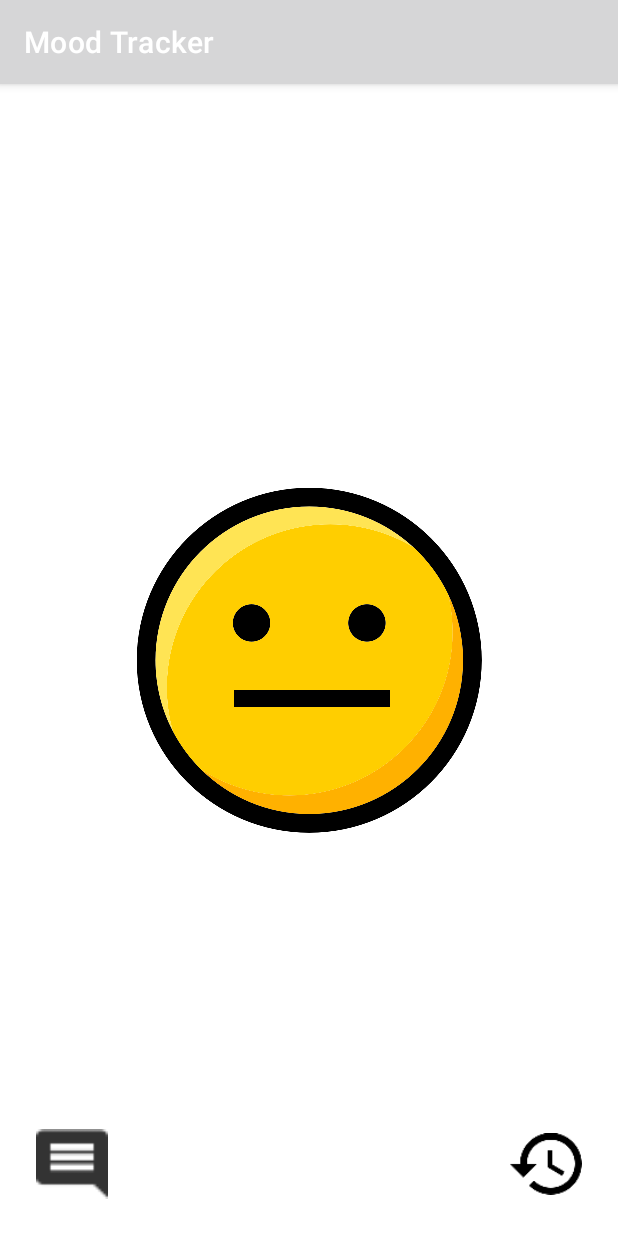
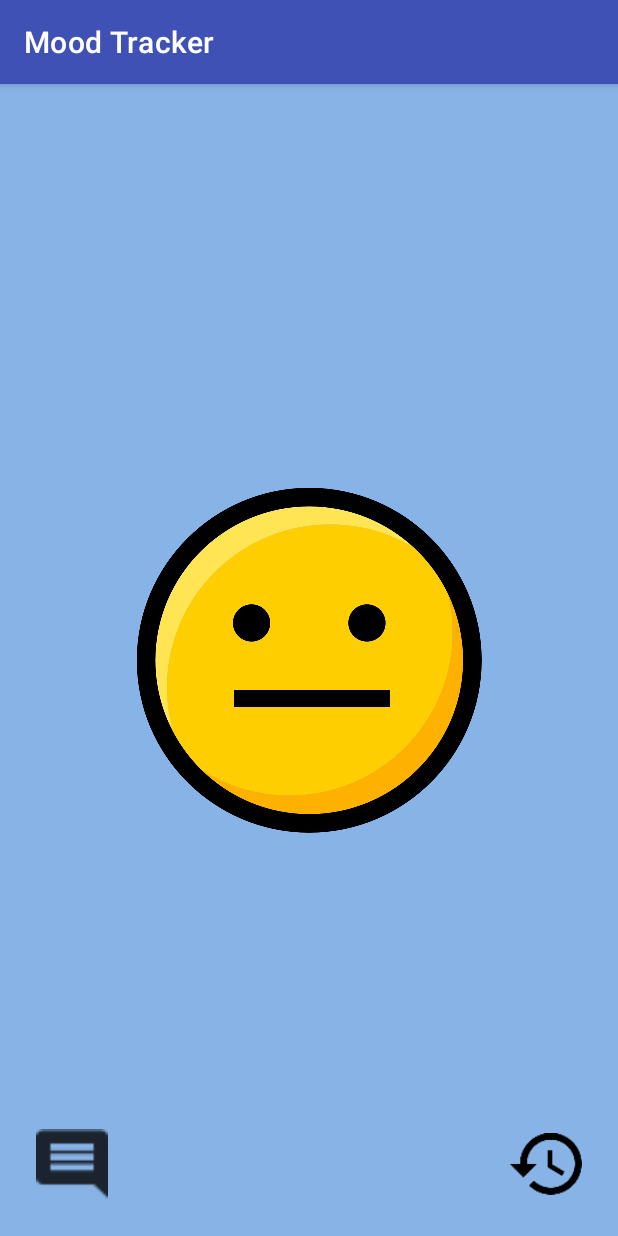
Before and after one commit to Bintina/MoodTracker, an Android app: the screen it shows after launch (MainActivity), on a phone screen of 412 x 824 dp. Run offline under Robolectric (Android 15) with nearby library versions, the phone set to English and light mode, and no system bars.

Commit message:
Scroll Moods and sharedPref added
GestureDetector implemented, the app now scrolls through the moods as described in the Project description. Shared Preferences have also been intialised.

```diff
--- a/app/build.gradle
+++ b/app/build.gradle
@@ -40,4 +40,5 @@ dependencies {
     testImplementation 'junit:junit:4.13.2'
     androidTestImplementation 'androidx.test.ext:junit:1.1.4'
     androidTestImplementation 'androidx.test.espresso:espresso-core:3.5.0'
+    implementation'com.google.code.gson:gson:2.9.1'
 }
--- a/app/src/main/java/com/example/moodtracker/HistoryActivity.kt
+++ b/app/src/main/java/com/example/moodtracker/HistoryActivity.kt
@@ -2,10 +2,14 @@ package com.example.moodtracker
 
 import androidx.appcompat.app.AppCompatActivity
 import android.os.Bundle
+import android.view.GestureDetector
 
 class HistoryActivity : AppCompatActivity() {
+
     override fun onCreate(savedInstanceState: Bundle?) {
         super.onCreate(savedInstanceState)
         setContentView(R.layout.activity_history)
+
     }
+
 }
--- a/app/src/main/java/com/example/moodtracker/MainActivity.kt
+++ b/app/src/main/java/com/example/moodtracker/MainActivity.kt
@@ -1,11 +1,166 @@
 package com.example.moodtracker
 
+import android.content.Intent
+import android.os.Bundle
+import android.view.GestureDetector
+import android.view.MotionEvent
+import android.view.View
+import android.widget.ImageView
+import android.widget.Toast
 import androidx.appcompat.app.AppCompatActivity
-import android.os.Bundle
+import com.example.moodtracker.MyApp.Companion.CURRENT_MOOD
+import com.example.moodtracker.MyApp.Companion.FILE_NAME
+import com.example.moodtracker.MyApp.Companion.arrayOfBackgrounds
+import com.example.moodtracker.MyApp.Companion.arrayOfImages
+import com.example.moodtracker.MyApp.Companion.currentMood
+import com.example.moodtracker.MyApp.Companion.moodSharedPref
+import com.google.gson.Gson
+import kotlin.math.abs
 
-class MainActivity : AppCompatActivity() {
+class MainActivity : AppCompatActivity(), GestureDetector.OnGestureListener {
+    //View initialising
+    private lateinit var background: View
+    private lateinit var moodImage: ImageView
+    private lateinit var noteButton: ImageView
+    private lateinit var historyActivity: ImageView
+
+    //Gesture Detect measurements
+    lateinit var gestureDetector: GestureDetector
+    var y1: Float = 0.0f
+    var y2: Float = 0.0f
+
+    companion object {
+        const val MIN_DISTANCE = 150
+    }
+
     override fun onCreate(savedInstanceState: Bundle?) {
         super.onCreate(savedInstanceState)
         setContentView(R.layout.activity_main)
+
+        // Find views. view variable allocations
+        background = findViewById(R.id.mood_container)
+        moodImage = findViewById(R.id.emoji_image)
+        noteButton = findViewById(R.id.custom_note)
+        historyActivity = findViewById(R.id.mood_history)
+
+        //Gestures
+        gestureDetector = GestureDetector(this, this)
+
+        //OnClickListeners
+        noteButton.setOnClickListener {
+            //TODO buildDialog()
+
+        }
+        historyActivity.setOnClickListener {
+            val intent = Intent(this, HistoryActivity::class.java)
+            startActivity(intent)
+            //may want a back button to come back.
+        }
+        moodSharedPref = getSharedPreferences(FILE_NAME, MODE_PRIVATE)
+        initialiseMood()
+        setMood()
     }
+
+    //instantiate current mood and save to Shared Preferences
+    private fun initialiseMood(): Mood {
+        val currentMoodString = moodSharedPref.getString(CURRENT_MOOD, null)
+
+        if (currentMoodString != null) {
+            currentMood = Gson().fromJson<Mood>(currentMoodString, Mood::class.java)
+        } else {
+            currentMood = Mood()
+        }
+        return currentMood
+    }
+
+    //Set View Elements.............................................................................
+    fun setMood() {
+
+        moodImage.setImageResource(arrayOfImages[currentMood.moodScore])
+        background.setBackgroundColor(getColor(arrayOfBackgrounds[currentMood.moodScore]))
+    }
+
+    //Gesture Detection.............................................................................
+
+    override fun onTouchEvent(event: MotionEvent?): Boolean {
+
+        gestureDetector.onTouchEvent(event)
+
+        when (event?.action) {
+            //start swipe
+            0 -> {
+                y1 = event.y
+            }
+            //end swipe
+            1 -> {
+                y2 = event.y
+
+                val valueY: Float = y2 - y1
+                if (abs(valueY) > MIN_DISTANCE) {
+                    //bottom to top swipe
+                    if (currentMood.moodScore < 4) {
+
+                        if (y1 > y2) {
+                            //+ mood score
+                            currentMood.moodScore += 1
+                            setMood()
+                            Toast.makeText(this, "Bottom swipe", Toast.LENGTH_SHORT).show()
+                        }
+                    }
+                    //top to bottom swipe
+                    if (currentMood.moodScore > 0) {
+
+                        if (y1 < y2) {
+                            //- mood score
+                            currentMood.moodScore -= 1
+                            setMood()
+                            Toast.makeText(this, "Top swipe", Toast.LENGTH_SHORT).show()
+                        }
+                    }
+                }
+            }
+
+        }
+        return super.onTouchEvent(event)
+    }
+
+    override fun onDown(e: MotionEvent?): Boolean {
+        //TODO("Not yet implemented")
+        return false
+    }
+
+    override fun onShowPress(e: MotionEvent?) {
+        //TODO("Not yet implemented")
+
+    }
+
+    override fun onSingleTapUp(e: MotionEvent?): Boolean {
+        //TODO("Not yet implemented")
+        return false
+    }
+
+    override fun onScroll(
+        e1: MotionEvent?,
+        e2: MotionEvent?,
+        distanceX: Float,
+        distanceY: Float
+    ): Boolean {
+        //TODO("Not yet implemented")
+        return false
+    }
+
+    override fun onLongPress(e: MotionEvent?) {
+        //TODO("Not yet implemented")
+    }
+
+    override fun onFling(
+        e1: MotionEvent?,
+        e2: MotionEvent?,
+        velocityX: Float,
+        velocityY: Float
+    ): Boolean {
+        //TODO("Not yet implemented")
+        return false
+    }
+
 }
--- a/app/src/main/java/com/example/moodtracker/Mood.kt
+++ b/app/src/main/java/com/example/moodtracker/Mood.kt
@@ -1,6 +1,6 @@
 package com.example.moodtracker
 
-data class Mood(val moodScore: Int = 2,
-                val moodComment: String? = null){
+data class Mood(var moodScore: Int = 2,
+                var moodComment: String? = null){
 
 }
--- a/app/src/main/java/com/example/moodtracker/MyApp.kt
+++ b/app/src/main/java/com/example/moodtracker/MyApp.kt
@@ -1,10 +1,41 @@
 package com.example.moodtracker
 
 import android.app.Application
+import android.content.SharedPreferences
+import android.view.GestureDetector
 
 class MyApp: Application() {
 
     companion object{
 
+        //Image and Background Arrays
+        val arrayOfBackgrounds = arrayOf<Int>(
+            R.color.faded_red,
+            R.color.warm_grey,
+            R.color.cornflower_blue_65,
+            R.color.light_sage,
+            R.color.banana_yellow
+        ).toIntArray()
+        val arrayOfImages = arrayOf<Int>(
+            R.drawable.smiley_sad,
+            R.drawable.smiley_disappointed,
+            R.drawable.smiley_normal,
+            R.drawable.smiley_happy,
+            R.drawable.smiley_super_happy
+        ).toIntArray()
+
+        // SharedPreference Variables
+        lateinit var currentMood: Mood
+        lateinit var moodSharedPref: SharedPreferences
+        const val FILE_NAME = "Mood Preferences"
+        const val CURRENT_MOOD = "Current Mood"
+        const val YESTERDAY_MOOD = "Yesterdays Mood"
+        const val TWO_DAYS_AGO_MOOD = "Two Days Ago Mood"
+        const val THREE_DAYS_AGO_MOOD = "Three Days Ago Mood"
+        const val FOUR_DAYS_AGO_MOOD = "Four Days Ago Mood"
+        const val FIVE_DAYS_AGO_MOOD = "Five Days Ago Mood"
+        const val SIX_DAYS_AGO_MOOD = "Six Days Ago Mood"
+        const val SEVEN_DAYS_AGO_MOOD = "Seven Days Ago Mood"
+
     }
 }
--- a/app/src/main/res/layout/activity_main.xml
+++ b/app/src/main/res/layout/activity_main.xml
@@ -1,5 +1,7 @@
 <?xml version="1.0" encoding="utf-8"?>
-<androidx.constraintlayout.widget.ConstraintLayout xmlns:android="http://schemas.android.com/apk/res/android"
+<androidx.constraintlayout.widget.ConstraintLayout
+    android:id="@+id/mood_container"
+    xmlns:android="http://schemas.android.com/apk/res/android"
     xmlns:app="http://schemas.android.com/apk/res-auto"
     xmlns:tools="http://schemas.android.com/tools"
     android:layout_width="match_parent"
--- a/app/src/main/res/values-night/themes.xml
+++ b/app/src/main/res/values-night/themes.xml
@@ -2,13 +2,13 @@
     <!-- Base application theme. -->
     <style name="Theme.MoodTracker" parent="Theme.MaterialComponents.DayNight.DarkActionBar">
         <!-- Primary brand color. -->
-        <item name="colorPrimary">@color/purple_200</item>
-        <item name="colorPrimaryVariant">@color/purple_700</item>
-        <item name="colorOnPrimary">@color/black</item>
+        <item name="colorPrimary">@color/colorPrimaryDark</item>
+        <item name="colorPrimaryVariant">@color/colorAccent</item>
+        <item name="colorOnPrimary">@color/white</item>
         <!-- Secondary brand color. -->
-        <item name="colorSecondary">@color/teal_200</item>
-        <item name="colorSecondaryVariant">@color/teal_200</item>
-        <item name="colorOnSecondary">@color/black</item>
+        <item name="colorSecondary">@color/colorSecondary</item>
+        <item name="colorSecondaryVariant">@color/colorSecondary</item>
+        <item name="colorOnSecondary">@color/white</item>
         <!-- Status bar color. -->
         <item name="android:statusBarColor" tools:targetApi="l">?attr/colorPrimaryVariant</item>
         <!-- Customize your theme here. -->
--- a/app/src/main/res/values/themes.xml
+++ b/app/src/main/res/values/themes.xml
@@ -2,13 +2,13 @@
     <!-- Base application theme. -->
     <style name="Theme.MoodTracker" parent="Theme.MaterialComponents.DayNight.DarkActionBar">
         <!-- Primary brand color. -->
-        <item name="colorPrimary">@color/purple_500</item>
-        <item name="colorPrimaryVariant">@color/purple_700</item>
+        <item name="colorPrimary">@color/colorPrimary</item>
+        <item name="colorPrimaryVariant">@color/colorPrimaryDark</item>
         <item name="colorOnPrimary">@color/white</item>
         <!-- Secondary brand color. -->
-        <item name="colorSecondary">@color/teal_200</item>
-        <item name="colorSecondaryVariant">@color/teal_700</item>
-        <item name="colorOnSecondary">@color/black</item>
+        <item name="colorSecondary">@color/colorSecondary</item>
+        <item name="colorSecondaryVariant">@color/colorSecondaryLight</item>
+        <item name="colorOnSecondary">@color/white</item>
         <!-- Status bar color. -->
         <item name="android:statusBarColor" tools:targetApi="l">?attr/colorPrimaryVariant</item>
         <!-- Customize your theme here. -->
```
